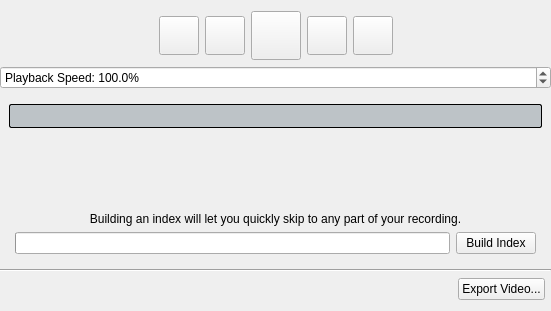
Old version of the form src/desktop/ui/playback.ui in the repository drawpile/Drawpile.
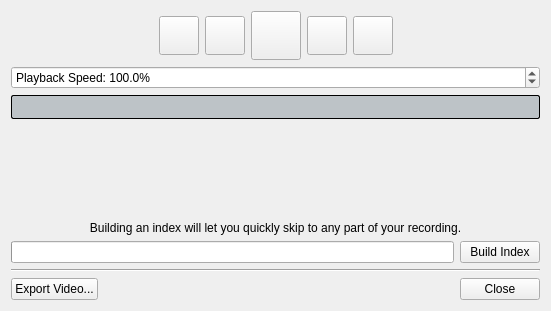
New version of the form. Icons and pictures are not drawn. Custom widgets are drawn as their Qt base class.

Commit message:
Add close button to playback dialog
So that Android and other systems without window decorations can close
it sensibly.

```diff
--- a/src/desktop/ui/playback.ui
+++ b/src/desktop/ui/playback.ui
@@ -13,17 +13,11 @@
   <property name="windowTitle">
    <string>Playback</string>
   </property>
-  <layout class="QVBoxLayout">
-   <property name="leftMargin">
-    <number>0</number>
-   </property>
-   <property name="rightMargin">
-    <number>0</number>
-   </property>
+  <layout class="QVBoxLayout" name="playbackDialogLayout">
    <item>
-    <layout class="QHBoxLayout">
+    <layout class="QHBoxLayout" name="buttonsLayout">
      <item>
-      <spacer>
+      <spacer name="buttonsLeftSpacer">
        <property name="orientation">
         <enum>Qt::Horizontal</enum>
        </property>
@@ -124,7 +118,7 @@
       </widget>
      </item>
      <item>
-      <spacer>
+      <spacer name="buttonsRightSpacer">
        <property name="orientation">
         <enum>Qt::Horizontal</enum>
        </property>
@@ -167,6 +161,18 @@
      </property>
      <widget class="QWidget" name="buildIndexPage">
       <layout class="QVBoxLayout">
+       <property name="leftMargin">
+        <number>0</number>
+       </property>
+       <property name="topMargin">
+        <number>0</number>
+       </property>
+       <property name="rightMargin">
+        <number>0</number>
+       </property>
+       <property name="bottomMargin">
+        <number>0</number>
+       </property>
        <item>
         <widget class="QProgressBar" name="playbackProgress">
          <property name="styleSheet">
@@ -190,7 +196,7 @@
         </widget>
        </item>
        <item>
-        <spacer>
+        <spacer name="indexSpacer">
          <property name="orientation">
           <enum>Qt::Vertical</enum>
          </property>
@@ -222,13 +228,7 @@
         </widget>
        </item>
        <item>
-        <layout class="QHBoxLayout">
-         <property name="leftMargin">
-          <number>6</number>
-         </property>
-         <property name="rightMargin">
-          <number>6</number>
-         </property>
+        <layout class="QHBoxLayout" name="buildIndexLayout">
          <item>
           <widget class="QProgressBar" name="buildIndexProgress">
            <property name="textVisible">
@@ -274,13 +274,7 @@
     </widget>
    </item>
    <item>
-    <layout class="QHBoxLayout">
-     <property name="leftMargin">
-      <number>6</number>
-     </property>
-     <property name="rightMargin">
-      <number>6</number>
-     </property>
+    <layout class="QHBoxLayout" name="bottomLayout">
      <item>
       <widget class="QStackedWidget" name="exportStack">
        <property name="sizePolicy">
@@ -387,35 +381,35 @@
            </property>
           </widget>
          </item>
-        </layout>
-       </widget>
-       <widget class="QWidget">
-        <layout class="QHBoxLayout">
-         <property name="leftMargin">
-          <number>0</number>
-         </property>
-         <property name="topMargin">
-          <number>0</number>
-         </property>
-         <property name="rightMargin">
-          <number>0</number>
-         </property>
-         <property name="bottomMargin">
-          <number>0</number>
-         </property>
          <item>
-          <spacer>
+          <spacer name="pageSpacer">
            <property name="orientation">
             <enum>Qt::Horizontal</enum>
            </property>
            <property name="sizeHint" stdset="0">
             <size>
-             <width>412</width>
-             <height>20</height>
+             <width>0</width>
+             <height>0</height>
             </size>
            </property>
           </spacer>
          </item>
+        </layout>
+       </widget>
+       <widget class="QWidget" name="exportButtonPage">
+        <layout class="QHBoxLayout">
+         <property name="leftMargin">
+          <number>0</number>
+         </property>
+         <property name="topMargin">
+          <number>0</number>
+         </property>
+         <property name="rightMargin">
+          <number>0</number>
+         </property>
+         <property name="bottomMargin">
+          <number>0</number>
+         </property>
          <item>
           <widget class="QPushButton" name="configureExportButton">
            <property name="text">
@@ -426,10 +420,30 @@
            </property>
           </widget>
          </item>
+         <item>
+          <spacer name="exportButtonSpacer">
+           <property name="orientation">
+            <enum>Qt::Horizontal</enum>
+           </property>
+           <property name="sizeHint" stdset="0">
+            <size>
+             <width>412</width>
+             <height>20</height>
+            </size>
+           </property>
+          </spacer>
+         </item>
         </layout>
        </widget>
       </widget>
      </item>
+     <item>
+      <widget class="QDialogButtonBox" name="buttonBox">
+       <property name="standardButtons">
+        <set>QDialogButtonBox::Close</set>
+       </property>
+      </widget>
+     </item>
     </layout>
    </item>
   </layout>
```
Left out of the diff: 27 changed lines with no effect on the pictures. The commit also changes 2 other files.
